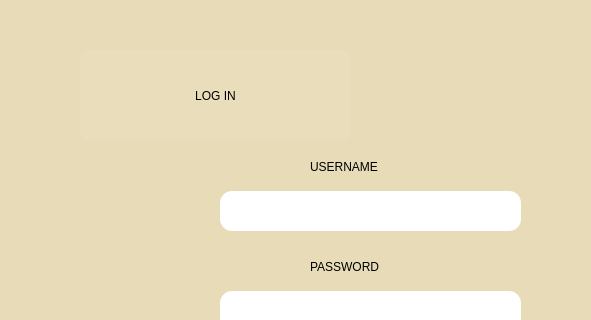
Qt form DIARY/login.ui (lainy07/diary-by-SD-for-SD) before a commit; both pictures show x 0 to 591 and y 0 to 320 of the 750 by 480 pixel window.
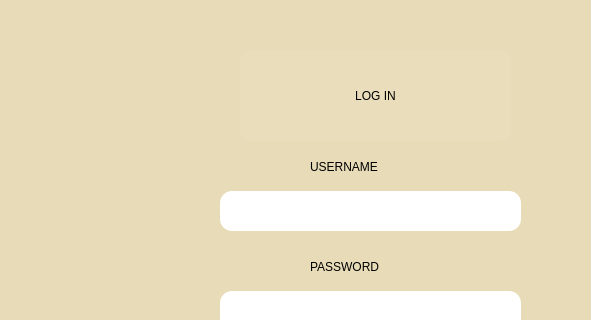
The same form after that commit.

Diff of the .ui file:
```diff
--- a/DIARY/login.ui
+++ b/DIARY/login.ui
@@ -123,7 +123,7 @@
   <widget class="QLabel" name="label_5">
    <property name="geometry">
     <rect>
-     <x>80</x>
+     <x>240</x>
      <y>50</y>
      <width>271</width>
      <height>91</height>
```
